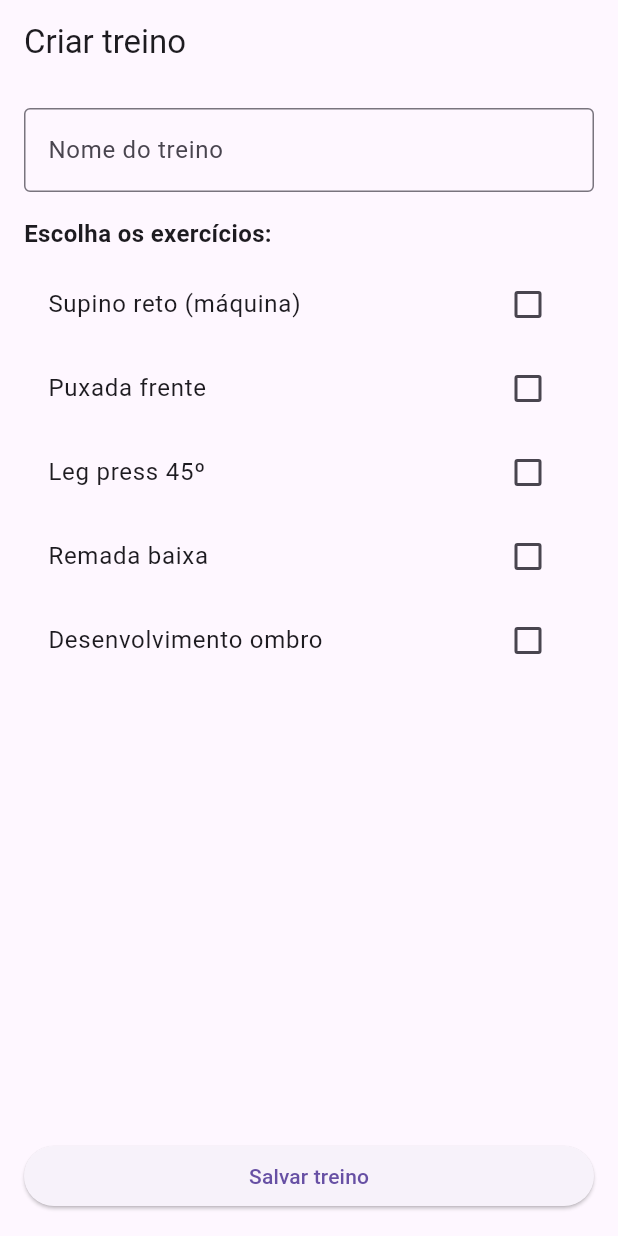
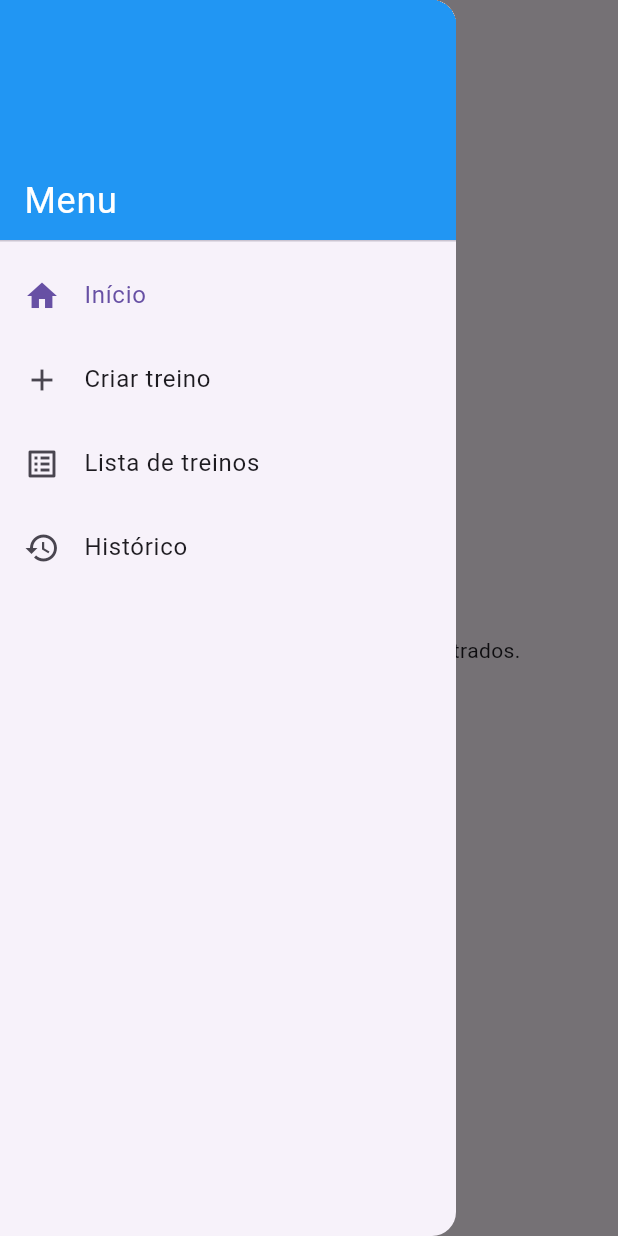
Before and after one commit to JorgeHFBueno/flutter-tdm-acad, a Flutter app: the screen it shows once a user with an empty profile is signed in, with the side drawer open (before the commit the screen has no drawer), on a phone screen of 412 x 824 dp. Run offline on Flutter 3.47's test engine with Material 3 defaults, Android fonts, the phone set to English and light mode, and no system bars; our stand-ins replace cloud_firestore, firebase_auth, firebase_core, firebase_messaging, firebase_storage, flutter_gemini and 6 more; missing offline and left inert: geocoding_resolver, google_ml_kit, google_mlkit_translation; accounts and stored records are empty.

Commit message:
lista de treino; pagina inicial

```diff
--- a/lib/main.dart
+++ b/lib/main.dart
@@ -6,6 +6,7 @@ import 'screens/auth.dart';
 import 'package:flutter_gemini/flutter_gemini.dart';
 import 'package:firebase_messaging/firebase_messaging.dart';
 import 'screens/workout_creation_screen.dart';
+import 'menu2.dart';
 
 const apiKey = 'AIzaSyCUCBtkXf_GPGwQUGprO3URA1c2lk918RM';
 void main() async{
@@ -37,6 +38,7 @@ class MyApp extends StatelessWidget {
       initialRoute: '/',
       routes: {
         '/': (context) => AuthScreen(),
+        '/menu': (context) => const Menu2(),
         '/workout': (context) => const WorkoutCreationScreen(),
       },
     );
--- a/lib/menu2.dart
+++ b/lib/menu2.dart
@@ -8,73 +8,106 @@ import 'screens/image_labeling.dart';
 import 'screens/translation.dart';
 import 'screens/chat_screen.dart';
 import 'screens/mapa.dart';
+import 'screens/history_screen.dart';
+import 'screens/home_screen.dart';
+import 'screens/workout_creation_screen.dart';
+import 'screens/workout_list_screen.dart';
+
+class Menu2 extends StatefulWidget {
+  const Menu2({super.key});
 
 
-
-//Home, Você Sabia, Lista de locais, Chat, Rótulo de imagens, Tradução
-class MenuOptions extends StatefulWidget {
   @override
-  State<StatefulWidget> createState() {
-    return MenuOptionsState();
-  }
+  State<Menu2> createState() => _Menu2State();
 }
 
-class MenuOptionsState extends State<MenuOptions> {
-  int paginaAtual = 0;
-  PageController? pc;
+class _Menu2State extends State<Menu2> {
+  int _currentIndex = 0;
+  late final List<_MenuPage> _pages;
+
+  @override
+  void initState() {
+    super.initState();
+    _pages = [
+    _MenuPage(
+    title: 'Início',
+    builder: () => HomeScreen(embedInScaffold: false),
+    icon: Icons.home,
+      ),
+
+      _MenuPage(
+        title: 'Criar treino',
+        builder: () => const WorkoutCreationScreen(embedInScaffold: false),
+        icon: Icons.add,
+      ),
+      _MenuPage(
+        title: 'Lista de treinos',
+        builder: () => const WorkoutListScreen(embedInScaffold: false),
+        icon: Icons.list_alt,
+      ),
+      _MenuPage(
+        title: 'Histórico',
+        builder: () => const HistoryScreen(embedInScaffold: false),
+        icon: Icons.history,
+      ),
+    ];
+  }
 
   @override
   Widget build(BuildContext context) {
     return Scaffold(
-      body: PageView(
-        controller: pc,
-        //Home, Você Sabia, Lista de locais, Chat, Rótulo de imagens, Tradução
-        children: [
-          Home(),
-          VoceSabiaList(),
-          MapLista(),
-          ChatScreen(),
-          ImageLabelingScreen(),
-          TranslationTutorial(),
-          ChatScreenAI()
-        ],
-        onPageChanged: setPaginaAtual,
-      ), // PageView
-      bottomNavigationBar: BottomNavigationBar(
-        currentIndex: paginaAtual,
-        items: [
-          BottomNavigationBarItem(
-              icon: Icon(Icons.home),
-              label: "Home"), // BottomNavigationBarItem
-          BottomNavigationBarItem(
-              icon: Icon(Icons.add_alert_rounded),
-              label: "Você Sabia"),
-          BottomNavigationBarItem(
-              icon: Icon(Icons.map),
-              label: "Mapa"),
-          BottomNavigationBarItem(
-              icon: Icon(Icons.chat_bubble),
-              label: "Chat")// BottomNavigationBarItem
-        ],
-        onTap: (pagina) {
-          pc?.animateToPage(pagina,
-              duration: Duration(microseconds: 400),
-              curve: Curves.ease);
-        },
+      appBar: AppBar(
+        title: Text(_pages[_currentIndex].title),
       ),
-
+      drawer: Drawer(
+        child: ListView(
+          padding: EdgeInsets.zero,
+          children: [
+            const DrawerHeader(
+              decoration: BoxDecoration(color: Colors.blue),
+              child: Align(
+                alignment: Alignment.bottomLeft,
+                child: Text(
+                  'Menu',
+                  style: TextStyle(
+                    color: Colors.white,
+                    fontSize: 24,
+                  ),
+                ),
+              ),
+            ),
+            for (int i = 0; i < _pages.length; i++)
+              ListTile(
+                leading: Icon(_pages[i].icon),
+                title: Text(_pages[i].title),
+                selected: _currentIndex == i,
+                onTap: () => _selectPage(i),
+              ),
+          ],
+        ),
+      ),
+      body: IndexedStack(
+        index: _currentIndex,
+        children: _pages.map((page) => page.builder()).toList(),
+      ),
     );
   }
 
-  @override
-  void initState() {
-    super.initState();
-    pc = PageController(initialPage: paginaAtual);
-  }
-
-  setPaginaAtual(pagina) {
+  void _selectPage(int index) {
     setState(() {
-      paginaAtual = pagina;
+      _currentIndex = index;
     });
+    Navigator.of(context).pop();
   }
 }
+class _MenuPage {
+  _MenuPage({
+    required this.title,
+    required this.builder,
+    required this.icon,
+  });
+
+  final String title;
+  final Widget Function() builder;
+  final IconData icon;
+}
--- a/lib/screens/auth.dart
+++ b/lib/screens/auth.dart
@@ -4,6 +4,7 @@ import '../menuOptions.dart';
 import 'home.dart';
 import 'login_or_register.dart';
 import 'workout_creation_screen.dart';
+import '../menu2.dart';
 
 class AuthScreen extends StatefulWidget{
   AuthScreen({super.key});
@@ -24,7 +25,7 @@ class AuthScreenState extends State<AuthScreen>{
         builder: (context,  snapshot){
           if (snapshot.hasData){
             //return MenuOptions();
-            return const WorkoutCreationScreen();
+            return const Menu2();
           }else{
             return LoginOrRegisterScreen();
           }
--- /dev/null
+++ b/lib/screens/home_screen.dart
@@ -0,0 +1,153 @@
+import 'package:firebase_auth/firebase_auth.dart';
+import 'package:flutter/material.dart';
+
+import '../models/workout.dart';
+import '../services/workout_service.dart';
+import 'workout_creation_screen.dart';
+import 'workout_list_screen.dart';
+
+class HomeScreen extends StatelessWidget {
+  HomeScreen({super.key, this.embedInScaffold = true});
+
+  final bool embedInScaffold;
+  final WorkoutService _workoutService = WorkoutService();
+
+  @override
+  Widget build(BuildContext context) {
+    final user = FirebaseAuth.instance.currentUser;
+
+    if (user == null) {
+      return _wrapContent(
+        const Center(child: Text('Usuário não autenticado')),
+      );
+    }
+
+    final content = Padding(
+      padding: const EdgeInsets.all(16.0),
+      child: Column(
+        crossAxisAlignment: CrossAxisAlignment.start,
+        children: [
+          Text(
+            'Bem-vindo, ${user.displayName ?? user.email ?? 'usuário'}',
+            style: const TextStyle(
+              fontSize: 22,
+              fontWeight: FontWeight.bold,
+            ),
+          ),
+          const SizedBox(height: 16),
+          Expanded(
+            child: StreamBuilder<List<Workout>>(
+              stream: _workoutService.getWorkoutsForUser(user.uid),
+              builder: (context, snapshot) {
+                if (snapshot.connectionState == ConnectionState.waiting) {
+                  return const Center(child: CircularProgressIndicator());
+                }
+
+                if (snapshot.hasError) {
+                  print('Erro ao carregar treinos: ${snapshot.error}');
+                  return const Center(child: Text('Erro ao carregar treinos.'));
+                }
+
+                final workouts = snapshot.data ?? [];
+                if (workouts.isEmpty) {
+                  return _buildEmptyState(context);
+                }
+
+                final suggestedWorkout = workouts.first;
+                return _buildSuggestedWorkout(context, suggestedWorkout);
+              },
+            ),
+          ),
+        ],
+      ),
+    );
+
+    if (!embedInScaffold) {
+      return content;
+    }
+
+    return Scaffold(
+      appBar: AppBar(
+        title: const Text('Início'),
+      ),
+      body: content,
+    );
+  }
+
+  Widget _wrapContent(Widget child) {
+    if (embedInScaffold) {
+      return Scaffold(body: child);
+    }
+    return child;
+  }
+
+  Widget _buildEmptyState(BuildContext context) {
+    return Center(
+      child: Column(
+        mainAxisAlignment: MainAxisAlignment.center,
+        children: [
+          const Text(
+            'Você ainda não possui treinos cadastrados.',
+            textAlign: TextAlign.center,
+          ),
+          const SizedBox(height: 12),
+          ElevatedButton(
+            onPressed: () {
+              Navigator.of(context).push(
+                MaterialPageRoute(
+                  builder: (_) => const WorkoutCreationScreen(),
+                ),
+              );
+            },
+            child: const Text('Criar treino agora'),
+          ),
+        ],
+      ),
+    );
+  }
+
+  Widget _buildSuggestedWorkout(BuildContext context, Workout workout) {
+    return Column(
+      crossAxisAlignment: CrossAxisAlignment.start,
+      children: [
+        Card(
+          elevation: 2,
+          child: Padding(
+            padding: const EdgeInsets.all(16.0),
+            child: Column(
+              crossAxisAlignment: CrossAxisAlignment.start,
+              children: [
+                const Text(
+                  'Seu treino sugerido para hoje:',
+                  style: TextStyle(
+                    fontSize: 16,
+                    fontWeight: FontWeight.w600,
+                  ),
+                ),
+                const SizedBox(height: 8),
+                Text(
+                  workout.name,
+                  style: const TextStyle(
+                    fontSize: 18,
+                    fontWeight: FontWeight.bold,
+                  ),
+                ),
+                const SizedBox(height: 12),
+                ElevatedButton(
+                  onPressed: () {
+                    Navigator.of(context).push(
+                      MaterialPageRoute(
+                        builder: (_) => const WorkoutListScreen(),
+                      ),
+                    );
+                  },
+                  child: const Text('Ver treino'),
+                ),
+              ],
+            ),
+          ),
+        ),
+      ],
+    );
+  }
+}
```
Also changed, not shown: lib/models/workout.dart (+13 -0 lines), lib/screens/history_screen.dart (added, +27 -0 lines), lib/screens/workout_creation_screen.dart (+21 -5 lines), lib/screens/workout_list_screen.dart (added, +90 -0 lines), lib/services/workout_service.dart (+11 -0 lines).
